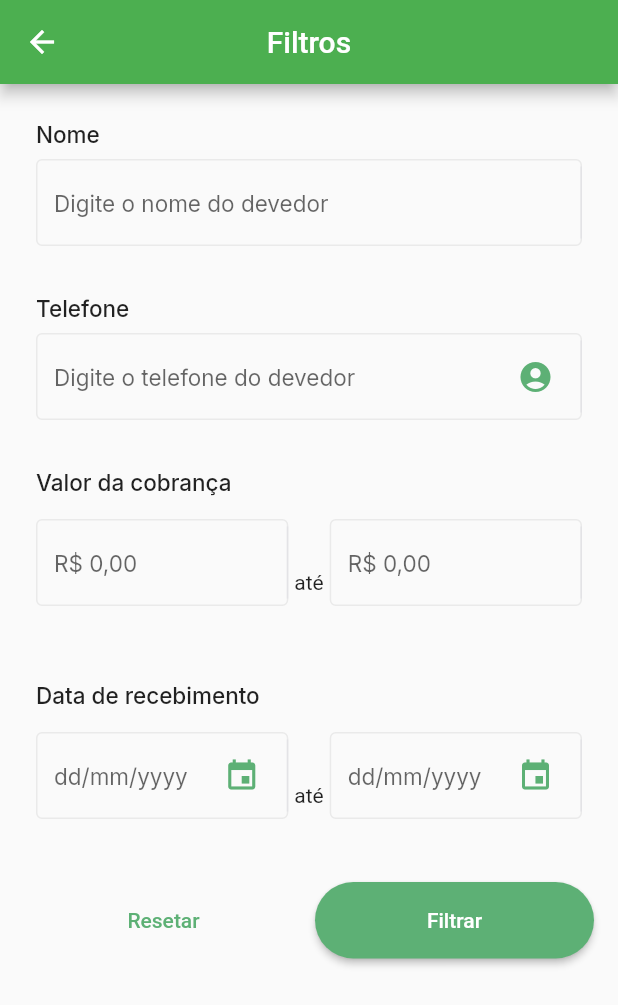
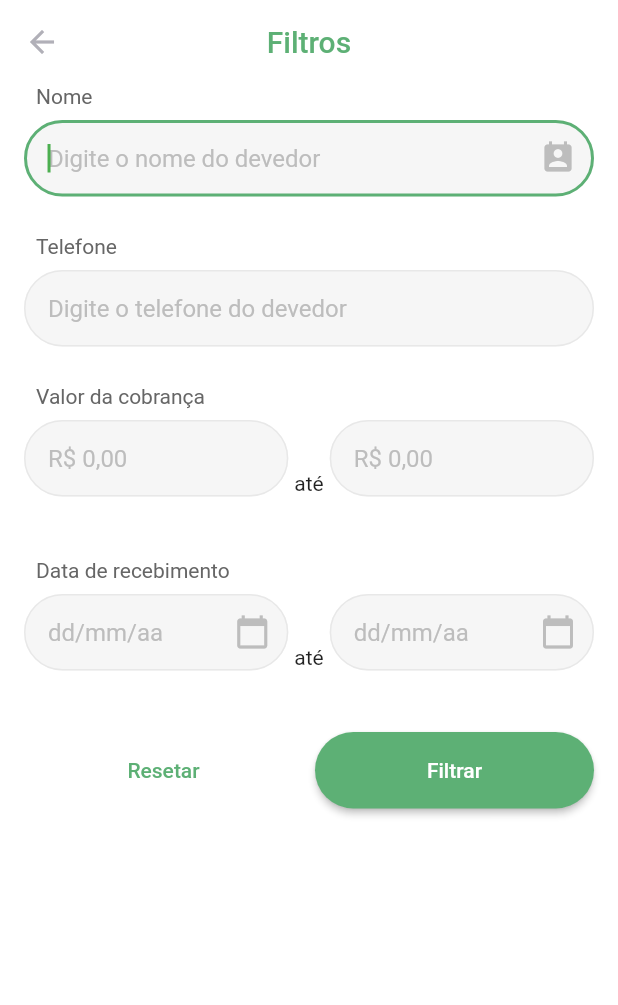
Before and after one commit to mjr/paymeback-app, a Flutter app: the ChargeListFilterScreen screen opened by its route, on a phone screen of 412 x 824 dp. Shown: the top 1005 px of the screen. Run offline on Flutter 3.47's test engine with Material 2 defaults, Android fonts, the light colour scheme and no system bars; our stand-ins replace flutter_dotenv, flutter_multi_formatter, flutter_secure_storage, google_fonts, share; accounts and stored records are empty.

Commit message:
feature: general adjusts

```diff
--- a/lib/components/input.dart
+++ b/lib/components/input.dart
@@ -1,5 +1,5 @@
 import 'package:flutter/material.dart';
-import 'package:google_fonts/google_fonts.dart';
+import 'package:flutter/services.dart';
 
 class Input extends StatelessWidget {
   final void Function(String value) onChanged;
@@ -7,13 +7,14 @@ class Input extends StatelessWidget {
   final bool? externalLabel;
   final bool? showLabel;
   final String? hintText;
-  final IconData? icon;
+  final Icon? icon;
   final String? initalValue;
   final String? Function(String?)? validator;
   final TextEditingController? controller;
   final TextInputType? keyboardType;
   final int? maxLines;
   final EdgeInsetsGeometry? padding;
+  final List<TextInputFormatter>? inputFormatters;
 
   const Input(
       {Key? key,
@@ -28,18 +29,17 @@ class Input extends StatelessWidget {
       this.maxLines,
       this.externalLabel = true,
       this.showLabel = true,
-      this.padding = const EdgeInsets.all(8.0)})
+      this.padding = const EdgeInsets.all(0),
+      this.inputFormatters})
       : super(key: key);
 
   Widget getLabel() {
     var label = this.label ?? '';
     return externalLabel == true && showLabel == true && label.isNotEmpty
-        ? Text(
-            label,
-            style: GoogleFonts.inter(
-              fontSize: 15,
-              fontWeight: FontWeight.w500,
-            ),
+        ? Padding(
+            padding: const EdgeInsets.only(left: 8.0),
+            child:
+                Text(label, style: const TextStyle(color: Color(0xFF666666))),
           )
         : const SizedBox.shrink();
   }
@@ -61,43 +61,39 @@ class Input extends StatelessWidget {
           crossAxisAlignment: CrossAxisAlignment.start,
           children: [
             getLabel(),
-            const SizedBox(
-              height: 8,
-            ),
-            Expanded(
+            Padding(
+              padding: const EdgeInsets.symmetric(vertical: 8),
               child: TextFormField(
+                autofocus: true,
+                onChanged: onChanged,
                 controller: controller,
                 initialValue: initalValue,
                 validator: validator,
-                onChanged: onChanged,
                 keyboardType: keyboardType,
                 maxLines: maxLines,
-                style: GoogleFonts.inter(
-                  fontSize: 15,
-                  fontWeight: FontWeight.w400,
-                  color: const Color(0xFFB1B0B8),
+                inputFormatters: inputFormatters,
+                decoration: InputDecoration(
+                  suffixIcon: icon,
+                  hintText: getHintText(),
+                  hintStyle: const TextStyle(color: Color(0xFFBDBDBD)),
+                  contentPadding: const EdgeInsets.all(16),
+                  filled: true,
+                  fillColor: const Color(0xFFF6F6F6),
+                  enabledBorder: OutlineInputBorder(
+                    borderRadius: BorderRadius.circular(100),
+                    borderSide: const BorderSide(
+                      color: Color(0xFFE8E8E8),
+                      width: 1.0,
+                    ),
+                  ),
+                  focusedBorder: OutlineInputBorder(
+                    borderRadius: BorderRadius.circular(100),
+                    borderSide: const BorderSide(
+                      color: Color(0xFF5DB075),
+                      width: 2.0,
+                    ),
+                  ),
                 ),
-                decoration: InputDecoration(
-                    hintText: getHintText(),
-                    suffixIcon: Row(
-                      mainAxisSize: MainAxisSize.min,
-                      children: [
-                        Padding(
-                          padding: const EdgeInsets.symmetric(horizontal: 18),
-                          child: Icon(icon, color: const Color(0xFF5DB075)),
-                        ),
-                        Container(
-                          width: 1,
-                          height: 48,
-                          color: const Color(0xFFE3E3E6),
-                        )
-                      ],
-                    ),
-                    enabledBorder: const OutlineInputBorder(
-                        borderSide: BorderSide(color: Color(0xE8E8E8E8))),
-                    border: const OutlineInputBorder(
-                      borderRadius: BorderRadius.all(Radius.circular(8)),
-                    )),
               ),
             ),
           ],
--- a/lib/components/input_range.dart
+++ b/lib/components/input_range.dart
@@ -1,11 +1,11 @@
 import 'package:flutter/material.dart';
-import 'package:google_fonts/google_fonts.dart';
+import 'package:flutter/services.dart';
 import 'package:paymeback/components/input.dart';
 
 class InputRange extends StatelessWidget {
   final String label;
   final String? hintText;
-  final IconData? icon;
+  final Icon? icon;
   final String? initalValue1;
   final String? initalValue2;
   final String? Function(String?)? validator1;
@@ -16,6 +16,7 @@ class InputRange extends StatelessWidget {
   final void Function(String value) onChanged1;
   final void Function(String value) onChanged2;
   final int? maxLines;
+  final List<TextInputFormatter>? inputFormatters;
 
   const InputRange(
       {Key? key,
@@ -31,25 +32,21 @@ class InputRange extends StatelessWidget {
       this.controller1,
       this.controller2,
       this.hintText,
-      this.maxLines})
+      this.maxLines,
+      this.inputFormatters})
       : super(key: key);
 
   @override
   Widget build(BuildContext context) {
     return Padding(
-      padding: const EdgeInsets.all(8.0),
+      padding: const EdgeInsets.all(0),
       child: Column(
         crossAxisAlignment: CrossAxisAlignment.start,
         children: [
-          Text(
-            label,
-            style: GoogleFonts.inter(
-              fontSize: 15,
-              fontWeight: FontWeight.w500,
-            ),
-          ),
-          const SizedBox(
-            height: 8,
+          Padding(
+            padding: const EdgeInsets.only(left: 8.0),
+            child:
+                Text(label, style: const TextStyle(color: Color(0xFF666666))),
           ),
           Row(
             mainAxisAlignment: MainAxisAlignment.center,
@@ -59,14 +56,14 @@ class InputRange extends StatelessWidget {
                 child: Input(
                   hintText: hintText,
                   showLabel: false,
-                  onChanged: (value) {},
+                  onChanged: onChanged1,
                   icon: icon,
                   controller: controller1,
                   validator: validator1,
                   keyboardType: keyboardType,
                   initalValue: initalValue1,
                   maxLines: maxLines,
-                  padding: const EdgeInsets.all(0),
+                  inputFormatters: inputFormatters,
                 ),
               ),
               const SizedBox(width: 4),
@@ -76,14 +73,14 @@ class InputRange extends StatelessWidget {
                 child: Input(
                   hintText: hintText,
                   showLabel: false,
-                  onChanged: (value) {},
+                  onChanged: onChanged2,
                   icon: icon,
                   controller: controller2,
                   validator: validator2,
                   keyboardType: keyboardType,
                   initalValue: initalValue2,
                   maxLines: maxLines,
-                  padding: const EdgeInsets.all(0),
+                  inputFormatters: inputFormatters,
                 ),
               ),
             ],
--- a/lib/screens/charge_list_filters.dart
+++ b/lib/screens/charge_list_filters.dart
@@ -1,4 +1,6 @@
 import 'package:flutter/material.dart';
+import 'package:flutter/services.dart';
+import 'package:flutter_multi_formatter/flutter_multi_formatter.dart';
 import 'package:paymeback/components/input.dart';
 import 'package:paymeback/components/input_range.dart';
 
@@ -10,43 +12,59 @@ class ChargeListFilterScreen extends StatefulWidget {
 }
 
 class _ChargeListFilterState extends State<ChargeListFilterScreen> {
-  // final GlobalKey<FormState> _formKey = GlobalKey<FormState>();
-
   @override
   Widget build(BuildContext context) {
     return Scaffold(
+        backgroundColor: const Color(0xFFFFFFFF),
         appBar: AppBar(
-          title: const Text("Filtros"),
+          elevation: 0,
+          backgroundColor: const Color(0xFFFFFFFF),
+          leading: const BackButton(color: Color(0xFFB1B0B8)),
+          title: const Text(
+            "Filtros",
+            style: TextStyle(color: Color(0xFF5DB075)),
+          ),
           centerTitle: true,
         ),
         body: SingleChildScrollView(
           child: Padding(
-              padding: const EdgeInsets.all(16.0),
+              padding: const EdgeInsets.only(left: 16, right: 16, bottom: 16),
               child: Expanded(
                 child: Column(
                   children: [
                     Input(
                         label: "Nome",
                         hintText: "Digite o nome do devedor",
+                        icon: const Icon(Icons.perm_contact_calendar,
+                            color: Color(0xFFBDBDBD)),
                         onChanged: (value) {}),
                     Input(
                         label: "Telefone",
                         hintText: "Digite o telefone do devedor",
-                        icon: Icons.account_circle,
+                        inputFormatters: [
+                          FilteringTextInputFormatter.digitsOnly,
+                          MaskedInputFormatter('(##)#####-####'),
+                        ],
                         onChanged: (value) {}),
                     InputRange(
                         label: "Valor da cobrança",
                         hintText: "R\$ 0,00",
+                        inputFormatters: [
+                          MoneyInputFormatter(
+                            leadingSymbol: "R\$",
+                            useSymbolPadding: true,
+                            thousandSeparator: ThousandSeparator.Period,
+                          )
+                        ],
                         onChanged1: (value) {},
                         onChanged2: (value) {}),
                     InputRange(
                         label: "Data de recebimento",
-                        hintText: "dd/mm/yyyy",
-                        icon: Icons.event,
+                        hintText: "dd/mm/aa",
+                        icon: const Icon(Icons.calendar_today,
+                            color: Color(0xFFBDBDBD)),
                         onChanged1: (value) {},
                         onChanged2: (value) {}),
-                    // Expanded(
-                    // child:
                     Row(
                       children: [
                         Expanded(
@@ -77,7 +95,6 @@ class _ChargeListFilterState extends State<ChargeListFilterScreen> {
                         ),
                       ],
                     ),
-                    // )
                   ],
                 ),
               )),
--- a/lib/screens/home.dart
+++ b/lib/screens/home.dart
@@ -1,7 +1,7 @@
 import 'package:flutter/material.dart';
 import 'package:paymeback/auth/user.dart';
 import 'package:paymeback/screens/list_charges.dart';
-import 'package:paymeback/screens/profile.dart';
+import 'package:paymeback/screens/insight.dart';
 
 class HomeScreen extends StatefulWidget {
   final User user;
@@ -18,7 +18,7 @@ class _HomeScreenState extends State<HomeScreen> {
       ListChargesScreen(
         user: widget.user,
       ),
-      const ProfileScreen()
+      const InsightScreen()
     ];
     return screens[currentScreenIndex];
   }
--- a/lib/screens/login.dart
+++ b/lib/screens/login.dart
@@ -96,7 +96,7 @@ class LoginFormState extends State<LoginForm> {
           Padding(
             padding: const EdgeInsets.all(8.0),
             child: TextFormField(
-              obscureText: true,
+              obscureText: _isObscure,
               onChanged: (value) {
                 setState(() {
                   _password = value;
--- a/pubspec.yaml
+++ b/pubspec.yaml
@@ -14,6 +14,9 @@ dependencies:
 
   intl: ^0.17.0
   http: ^0.13.4
+  share: ^2.0.4
+  flutter_multi_formatter: ^2.5.1
+  brasil_fields: ^1.3.0
   flutter_dotenv: ^5.0.2
   flutter_secure_storage: ^5.0.2
   shared_preferences: ^2.0.12
```
Also changed, not shown: lib/components/charge_card.dart (+24 -2 lines), lib/screens/detail_charge.dart (+12 -10 lines), lib/screens/insight.dart (added, +62 -0 lines), lib/screens/list_charges.dart (+6 -6 lines), lib/screens/new-charge.dart (+25 -4 lines), lib/screens/new_charge.dart (deleted, +0 -165 lines), lib/screens/profile.dart (deleted, +0 -24 lines), lib/utils/share_charge.dart (added, +25 -0 lines), pubspec.lock.
